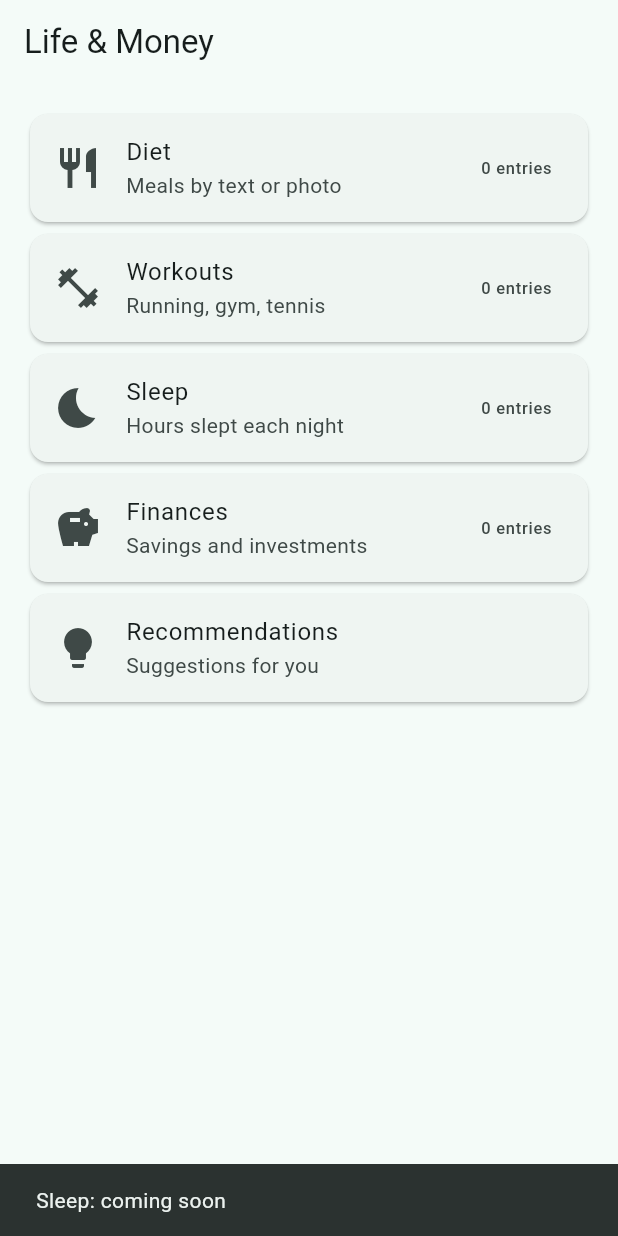
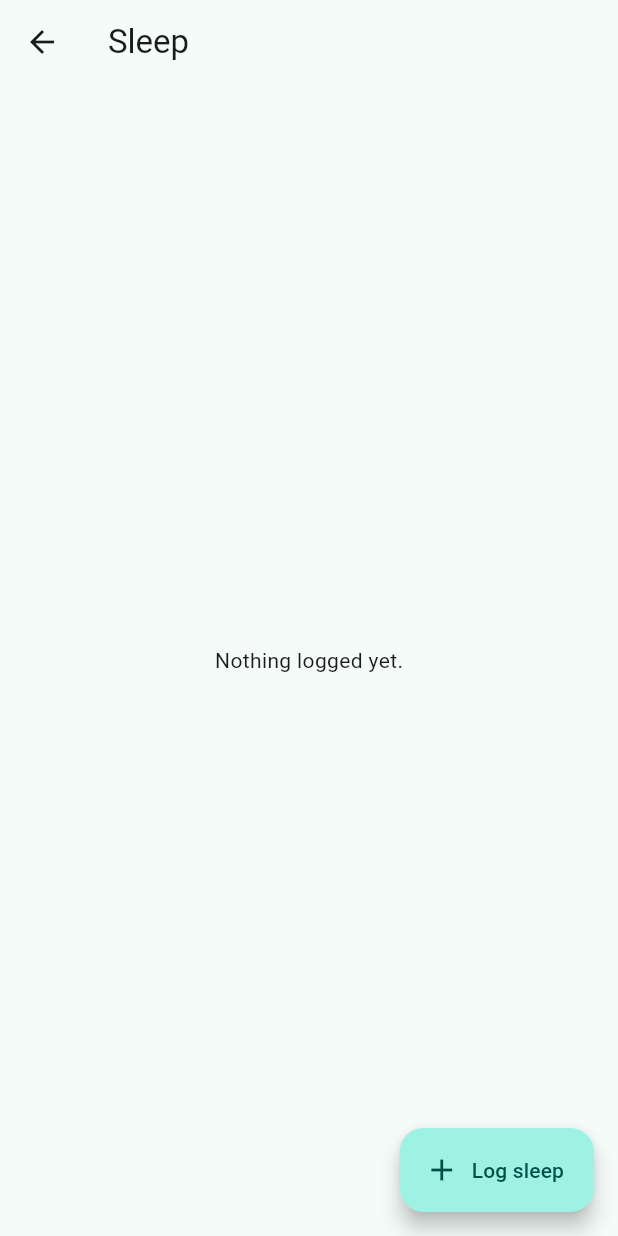
Before and after one commit to venti-sam/life-and-money, a Flutter app: the screen it shows after launch, after a tap on "Sleep", on a phone screen of 412 x 824 dp. Run offline on Flutter 3.47's test engine with Material 3 defaults, Android fonts, the phone set to English and light mode, and no system bars; our stand-ins replace shared_preferences.

Commit message:
Add Sleep and Workouts logging screens; remove Jekyll Pages workflow
The auto-added Jekyll workflow also deployed to Pages on every push to main,
competing with (and able to overwrite) the Flutter site.

Co-Authored-By: Claude Sonnet 5.5 <noreply@anthropic.com>
Claude-Session: https://claude.ai/code/session_016D5yQktuRVZ8122GqnqWGs

```diff
--- /dev/null
+++ b/lib/log_screen.dart
@@ -0,0 +1,77 @@
+import 'package:flutter/material.dart';
+
+import 'database.dart';
+
+/// A simple list of logged entries for one table, with an Add button.
+///
+/// [formBuilder] shows the form to fill in and returns the new record, or
+/// null if cancelled. [describe] turns a record into the list row text.
+class LogScreen extends StatefulWidget {
+  const LogScreen({
+    super.key,
+    required this.title,
+    required this.table,
+    required this.addLabel,
+    required this.formBuilder,
+    required this.describe,
+  });
+
+  final String title;
+  final String table;
+  final String addLabel;
+  final Future<Map<String, Object?>?> Function(BuildContext context)
+      formBuilder;
+  final ({String title, String subtitle}) Function(Map<String, Object?> row)
+      describe;
+
+  @override
+  State<LogScreen> createState() => _LogScreenState();
+}
+
+class _LogScreenState extends State<LogScreen> {
+  late Future<List<Map<String, Object?>>> _rows = _load();
+
+  Future<List<Map<String, Object?>>> _load() async =>
+      (await AppDatabase.instance.all(widget.table)).reversed.toList();
+
+  Future<void> _add() async {
+    final record = await widget.formBuilder(context);
+    if (record == null) return;
+    await AppDatabase.instance.insert(widget.table, record);
+    if (!mounted) return;
+    setState(() => _rows = _load());
+  }
+
+  @override
+  Widget build(BuildContext context) {
+    return Scaffold(
+      appBar: AppBar(title: Text(widget.title)),
+      floatingActionButton: FloatingActionButton.extended(
+        onPressed: _add,
+        icon: const Icon(Icons.add),
+        label: Text(widget.addLabel),
+      ),
+      body: FutureBuilder<List<Map<String, Object?>>>(
+        future: _rows,
+        builder: (context, snap) {
+          if (!snap.hasData) return const SizedBox.shrink();
+          final rows = snap.data!;
+          if (rows.isEmpty) {
+            return const Center(child: Text('Nothing logged yet.'));
+          }
+          return ListView(
+            children: [
+              for (final row in rows)
+                ListTile(
+                  title: Text(widget.describe(row).title),
+                  subtitle: Text(widget.describe(row).subtitle),
+                ),
+            ],
+          );
+        },
+      ),
+    );
+  }
+}
+
+String today() => DateTime.now().toIso8601String().substring(0, 10);
--- a/lib/main.dart
+++ b/lib/main.dart
@@ -1,6 +1,8 @@
 import 'package:flutter/material.dart';
 
 import 'database.dart';
+import 'sleep_screen.dart';
+import 'workouts_screen.dart';
 
 void main() {
   runApp(const LifeAndMoneyApp());
@@ -23,27 +25,37 @@ class LifeAndMoneyApp extends StatelessWidget {
 }
 
 class _Section {
-  const _Section(this.title, this.subtitle, this.icon, this.table);
+  const _Section(this.title, this.subtitle, this.icon, this.table,
+      [this.screen]);
   final String title;
   final String subtitle;
   final IconData icon;
   final String? table; // table used to show an entry count, if any
+  final Widget Function()? screen; // null = not built yet
 }
 
 const _sections = [
   _Section('Diet', 'Meals by text or photo', Icons.restaurant, 'meals'),
-  _Section('Workouts', 'Running, gym, tennis', Icons.fitness_center, 'workouts'),
-  _Section('Sleep', 'Hours slept each night', Icons.bedtime, 'sleep'),
+  _Section('Workouts', 'Running, gym, tennis', Icons.fitness_center, 'workouts',
+      workoutsScreen),
+  _Section('Sleep', 'Hours slept each night', Icons.bedtime, 'sleep', sleepScreen),
   _Section('Finances', 'Savings and investments', Icons.savings, 'balances'),
   _Section('Recommendations', 'Suggestions for you', Icons.lightbulb, null),
 ];
 
-class HomeScreen extends StatelessWidget {
+class HomeScreen extends StatefulWidget {
   const HomeScreen({super.key, this.countFor});
 
   /// Returns the entry count for a table. Defaults to the real database;
   /// tests pass their own.
   final Future<int> Function(String table)? countFor;
+
+  @override
+  State<HomeScreen> createState() => _HomeScreenState();
+}
+
+class _HomeScreenState extends State<HomeScreen> {
+  int _refresh = 0; // bumped to reload the entry counts after returning
 
   @override
   Widget build(BuildContext context) {
@@ -52,7 +64,13 @@ class HomeScreen extends StatelessWidget {
       body: ListView(
         padding: const EdgeInsets.all(16),
         children: [
-          for (final s in _sections) _SectionCard(section: s, countFor: countFor),
+          for (final s in _sections)
+            _SectionCard(
+              key: ValueKey('${s.title}$_refresh'),
+              section: s,
+              countFor: widget.countFor,
+              onReturn: () => setState(() => _refresh++),
+            ),
         ],
       ),
     );
@@ -60,8 +78,14 @@ class HomeScreen extends StatelessWidget {
 }
 
 class _SectionCard extends StatelessWidget {
-  const _SectionCard({required this.section, this.countFor});
+  const _SectionCard({
+    super.key,
+    required this.section,
+    this.countFor,
+    required this.onReturn,
+  });
   final _Section section;
+  final VoidCallback onReturn;
   final Future<int> Function(String table)? countFor;
 
   @override
@@ -78,7 +102,15 @@ class _SectionCard extends StatelessWidget {
                 builder: (context, snap) =>
                     Text(snap.hasData ? '${snap.data} entries' : ''),
               ),
-        onTap: () {
+        onTap: () async {
+          final screen = section.screen;
+          if (screen != null) {
+            await Navigator.of(context)
+                .push(MaterialPageRoute<void>(builder: (_) => screen()));
+            onReturn();
+            return;
+          }
+          if (!context.mounted) return;
           ScaffoldMessenger.of(context).showSnackBar(
             SnackBar(content: Text('${section.title}: coming soon')),
           );
--- /dev/null
+++ b/lib/sleep_screen.dart
@@ -0,0 +1,44 @@
+import 'package:flutter/material.dart';
+
+import 'log_screen.dart';
+
+Widget sleepScreen() => LogScreen(
+      title: 'Sleep',
+      table: 'sleep',
+      addLabel: 'Log sleep',
+      formBuilder: _sleepForm,
+      describe: (row) => (
+        title: '${row['hours']} hours',
+        subtitle: 'Night of ${row['night']}',
+      ),
+    );
+
+Future<Map<String, Object?>?> _sleepForm(BuildContext context) {
+  final controller = TextEditingController();
+  return showDialog<Map<String, Object?>>(
+    context: context,
+    builder: (context) => AlertDialog(
+      title: const Text('Hours slept'),
+      content: TextField(
+        controller: controller,
+        autofocus: true,
+        keyboardType: const TextInputType.numberWithOptions(decimal: true),
+        decoration: const InputDecoration(hintText: 'e.g. 7.5'),
+      ),
+      actions: [
+        TextButton(
+          onPressed: () => Navigator.pop(context),
+          child: const Text('Cancel'),
+        ),
+        FilledButton(
+          onPressed: () {
+            final hours = double.tryParse(controller.text.trim());
+            if (hours == null || hours <= 0 || hours > 24) return;
+            Navigator.pop(context, {'night': today(), 'hours': hours});
+          },
+          child: const Text('Save'),
+        ),
+      ],
+    ),
+  );
+}
```
Also changed, not shown: lib/workouts_screen.dart (added, +83 -0 lines), 3 other files.
